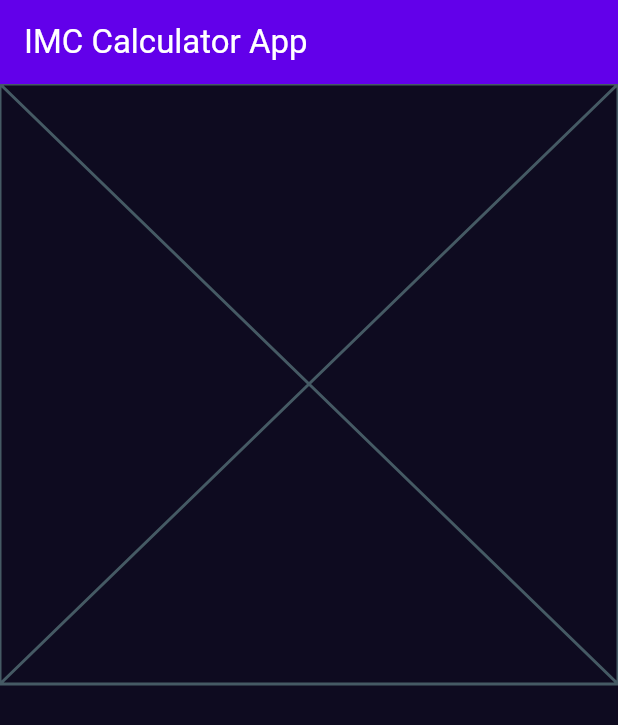
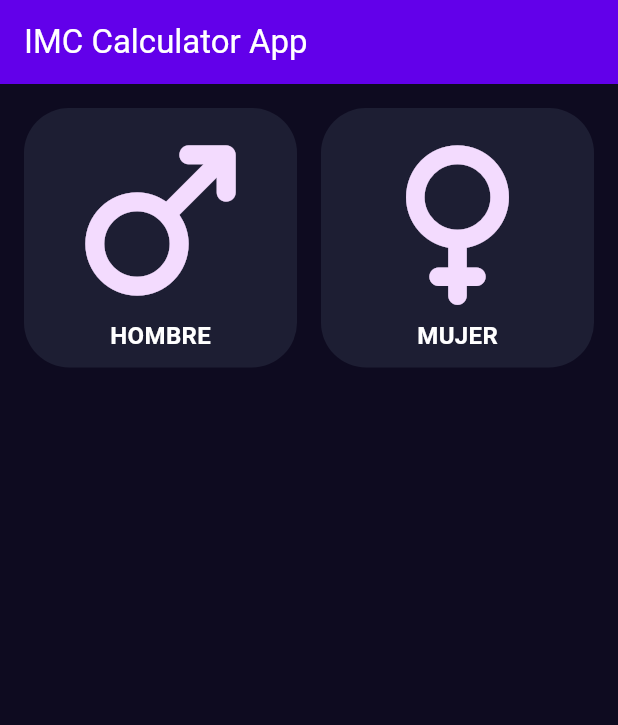
Before and after one commit to Daniel555AS/imc_calculator_app, a Flutter app: the screen it shows after launch, on a phone screen of 412 x 824 dp. Shown: the top 725 px of the screen. Run offline on Flutter 3.47's test engine with Material 3 defaults, Android fonts, the phone set to English and light mode, and no system bars.

Commit message:
gender selector

```diff
--- a/lib/components/gender_selector.dart
+++ b/lib/components/gender_selector.dart
@@ -1,4 +1,6 @@
 import 'package:flutter/material.dart';
+import 'package:imc_app/core/app_colors.dart';
+import 'package:imc_app/core/app_text_styles.dart';
 
 class GenderSelector extends StatefulWidget {
   const GenderSelector({super.key});
@@ -8,8 +10,98 @@ class GenderSelector extends StatefulWidget {
 }
 
 class _GenderSelectorState extends State<GenderSelector> {
+  String? genderSelection;
+
+  Color getColorGenderSelect(String gender) {
+    return genderSelection == gender
+        ? AppColors.backgroundComponentSelected
+        : AppColors.backgroundComponent;
+  }
+
   @override
   Widget build(BuildContext context) {
-    return const Placeholder();
+    return Row(
+      children: [
+        Expanded(
+          child: Padding(
+            padding: const EdgeInsets.only(
+              left: 16.0,
+              right: 8.0,
+              bottom: 16.0,
+              top: 16.0,
+            ),
+            child: GestureDetector(
+              onTap: () {
+                setState(() {
+                  genderSelection = "male";
+                });
+              },
+              child: Container(
+                decoration: BoxDecoration(
+                  borderRadius: BorderRadius.circular(30.0),
+                  color: getColorGenderSelect("male"),
+                ),
+                child: Column(
+                  mainAxisAlignment: MainAxisAlignment.center,
+                  children: [
+                    Icon(
+                      Icons.male_rounded,
+                      color: AppColors.genderSelectorIconColor,
+                      size: 150.0,
+                    ),
+                    Transform.translate(
+                      offset: Offset(0, -10),
+                      child: Text(
+                        "hombre".toUpperCase(),
+                        style: AppTextStyles.genderText,
+                      ),
+                    ),
+                  ],
+                ),
+              ),
+            ),
+          ),
+        ),
+        Expanded(
+          child: Padding(
+            padding: const EdgeInsets.only(
+              top: 16.0,
+              left: 8.0,
+              right: 16.0,
+              bottom: 16.0,
+            ),
+            child: GestureDetector(
+              onTap: () {
+                setState(() {
+                  genderSelection = "female";
+                });
+              },
+              child: Container(
+                decoration: BoxDecoration(
+                  color: getColorGenderSelect("female"),
+                  borderRadius: BorderRadius.circular(30.0),
+                ),
+                child: Column(
+                  children: [
+                    Icon(
+                      Icons.female_rounded,
+                      color: AppColors.genderSelectorIconColor,
+                      size: 150.0,
+                    ),
+                    Transform.translate(
+                      offset: Offset(0, -10),
+                      child: Text(
+                        "mujer".toUpperCase(),
+                        style: AppTextStyles.genderText,
+                      ),
+                    ),
+                  ],
+                ),
+              ),
+            ),
+          ),
+        ),
+      ],
+    );
   }
 }
--- a/lib/core/app_colors.dart
+++ b/lib/core/app_colors.dart
@@ -11,4 +11,7 @@ class AppColors {
   static const Color backgroundComponent = Color(0XFF1D1E33);
   static const Color backgroundComponentSelected = Color(0xFF4F548B);
 
+  // Icons
+  static const Color genderSelectorIconColor = Color.fromARGB(255, 243, 219, 254);
+
 }
--- /dev/null
+++ b/lib/core/app_text_styles.dart
@@ -0,0 +1,7 @@
+import 'package:flutter/material.dart';
+import 'package:imc_app/core/app_colors.dart';
+
+class AppTextStyles {
+  // Gender Selector
+  static const TextStyle genderText = TextStyle(fontSize: 16, color: AppColors.textTitleHome, fontWeight: FontWeight.w700);
+}
--- a/pubspec.yaml
+++ b/pubspec.yaml
@@ -17,3 +17,5 @@ dev_dependencies:
 
 flutter:
   uses-material-design: true
+  assets:
+    - assets/images/
```
